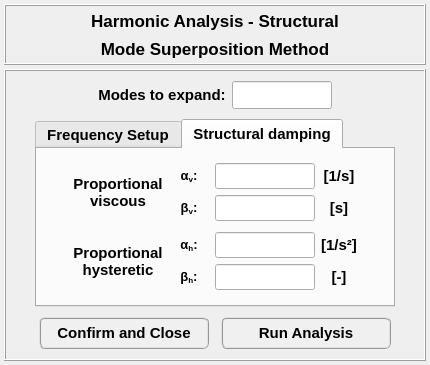
Before: the Qt Designer form data/user_input/ui/analysis_/structural_/harmonic_analysis_mode_superposition_method_inputs.ui in open-pulse/OpenPulse, drawn with Qt 5.
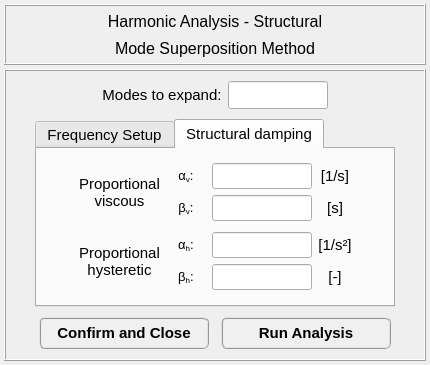
After: the same form once the commit is applied. The open tabs and pages were chosen to show the change. Icons and pictures are not drawn.

Commit message: Adding harmonic cursor to structural plots #165

Patch:
```diff
--- a/data/user_input/ui/analysis_/structural_/harmonic_analysis_mode_superposition_method_inputs.ui
+++ b/data/user_input/ui/analysis_/structural_/harmonic_analysis_mode_superposition_method_inputs.ui
@@ -104,10 +104,10 @@
         <property name="font">
          <font>
           <family>MS Shell Dlg 2</family>
-          <pointsize>13</pointsize>
-          <weight>75</weight>
+          <pointsize>12</pointsize>
+          <weight>50</weight>
           <italic>false</italic>
-          <bold>true</bold>
+          <bold>false</bold>
          </font>
         </property>
         <property name="text">
@@ -126,10 +126,10 @@
         <property name="font">
          <font>
           <family>MS Shell Dlg 2</family>
-          <pointsize>13</pointsize>
-          <weight>75</weight>
+          <pointsize>12</pointsize>
+          <weight>50</weight>
           <italic>false</italic>
-          <bold>true</bold>
+          <bold>false</bold>
          </font>
         </property>
         <property name="text">
@@ -218,9 +218,9 @@
             <font>
              <family>MS Shell Dlg 2</family>
              <pointsize>11</pointsize>
-             <weight>75</weight>
+             <weight>50</weight>
              <italic>false</italic>
-             <bold>true</bold>
+             <bold>false</bold>
             </font>
            </property>
            <property name="text">
@@ -255,7 +255,7 @@
             </font>
            </property>
            <property name="styleSheet">
-            <string notr="true">color: rgb(0, 0, 255);</string>
+            <string notr="true"/>
            </property>
            <property name="alignment">
             <set>Qt::AlignCenter</set>
@@ -315,9 +315,9 @@
          <font>
           <family>MS Shell Dlg 2</family>
           <pointsize>11</pointsize>
-          <weight>75</weight>
+          <weight>50</weight>
           <italic>false</italic>
-          <bold>true</bold>
+          <bold>false</bold>
          </font>
         </property>
         <property name="currentIndex">
@@ -638,11 +638,11 @@
               </property>
               <property name="font">
                <font>
-                <family>Arial</family>
+                <family>MS Shell Dlg 2</family>
                 <pointsize>11</pointsize>
-                <weight>75</weight>
+                <weight>50</weight>
                 <italic>false</italic>
-                <bold>true</bold>
+                <bold>false</bold>
                </font>
               </property>
               <property name="text">
@@ -669,11 +669,11 @@
               </property>
               <property name="font">
                <font>
-                <family>Arial</family>
+                <family>MS Shell Dlg 2</family>
                 <pointsize>11</pointsize>
-                <weight>75</weight>
+                <weight>50</weight>
                 <italic>false</italic>
-                <bold>true</bold>
+                <bold>false</bold>
                </font>
               </property>
               <property name="text">
@@ -706,9 +706,9 @@
                <font>
                 <family>Arial</family>
                 <pointsize>11</pointsize>
-                <weight>75</weight>
+                <weight>50</weight>
                 <italic>false</italic>
-                <bold>true</bold>
+                <bold>false</bold>
                </font>
               </property>
               <property name="text">
@@ -737,9 +737,9 @@
                <font>
                 <family>Arial</family>
                 <pointsize>11</pointsize>
-                <weight>75</weight>
+                <weight>50</weight>
                 <italic>false</italic>
-                <bold>true</bold>
+                <bold>false</bold>
                </font>
               </property>
               <property name="text">
@@ -770,11 +770,11 @@
               </property>
               <property name="font">
                <font>
-                <family>Arial</family>
+                <family>MS Shell Dlg 2</family>
                 <pointsize>11</pointsize>
-                <weight>75</weight>
+                <weight>50</weight>
                 <italic>false</italic>
-                <bold>true</bold>
+                <bold>false</bold>
                </font>
               </property>
               <property name="text">
@@ -801,11 +801,11 @@
               </property>
               <property name="font">
                <font>
-                <family>Arial</family>
+                <family>MS Shell Dlg 2</family>
                 <pointsize>11</pointsize>
-                <weight>75</weight>
+                <weight>50</weight>
                 <italic>false</italic>
-                <bold>true</bold>
+                <bold>false</bold>
                </font>
               </property>
               <property name="text">
@@ -838,9 +838,9 @@
                <font>
                 <family>Arial</family>
                 <pointsize>11</pointsize>
-                <weight>75</weight>
+                <weight>50</weight>
                 <italic>false</italic>
-                <bold>true</bold>
+                <bold>false</bold>
                </font>
               </property>
               <property name="text">
@@ -869,9 +869,9 @@
                <font>
                 <family>Arial</family>
                 <pointsize>11</pointsize>
-                <weight>75</weight>
+                <weight>50</weight>
                 <italic>false</italic>
-                <bold>true</bold>
+                <bold>false</bold>
                </font>
               </property>
               <property name="text">
@@ -956,10 +956,11 @@
              <widget class="QLabel" name="label_8">
               <property name="font">
                <font>
+                <family>MS Shell Dlg 2</family>
                 <pointsize>11</pointsize>
-                <weight>75</weight>
+                <weight>50</weight>
                 <italic>false</italic>
-                <bold>true</bold>
+                <bold>false</bold>
                </font>
               </property>
               <property name="text">
@@ -1045,10 +1046,11 @@
              <widget class="QLabel" name="label_9">
               <property name="font">
                <font>
+                <family>MS Shell Dlg 2</family>
                 <pointsize>11</pointsize>
-                <weight>75</weight>
+                <weight>50</weight>
                 <italic>false</italic>
-                <bold>true</bold>
+                <bold>false</bold>
                </font>
               </property>
               <property name="text">
```
Left out of the diff: 13 changed lines with no effect on the pictures. The commit also changes 15 other files.
